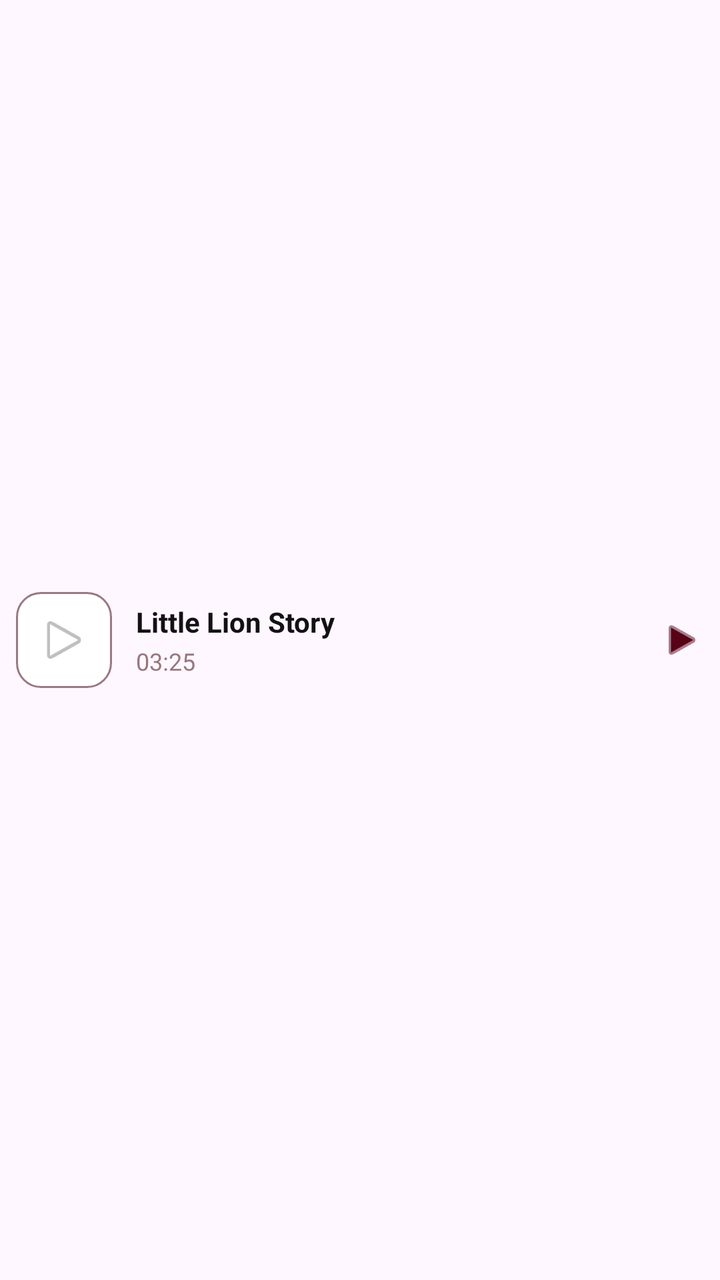
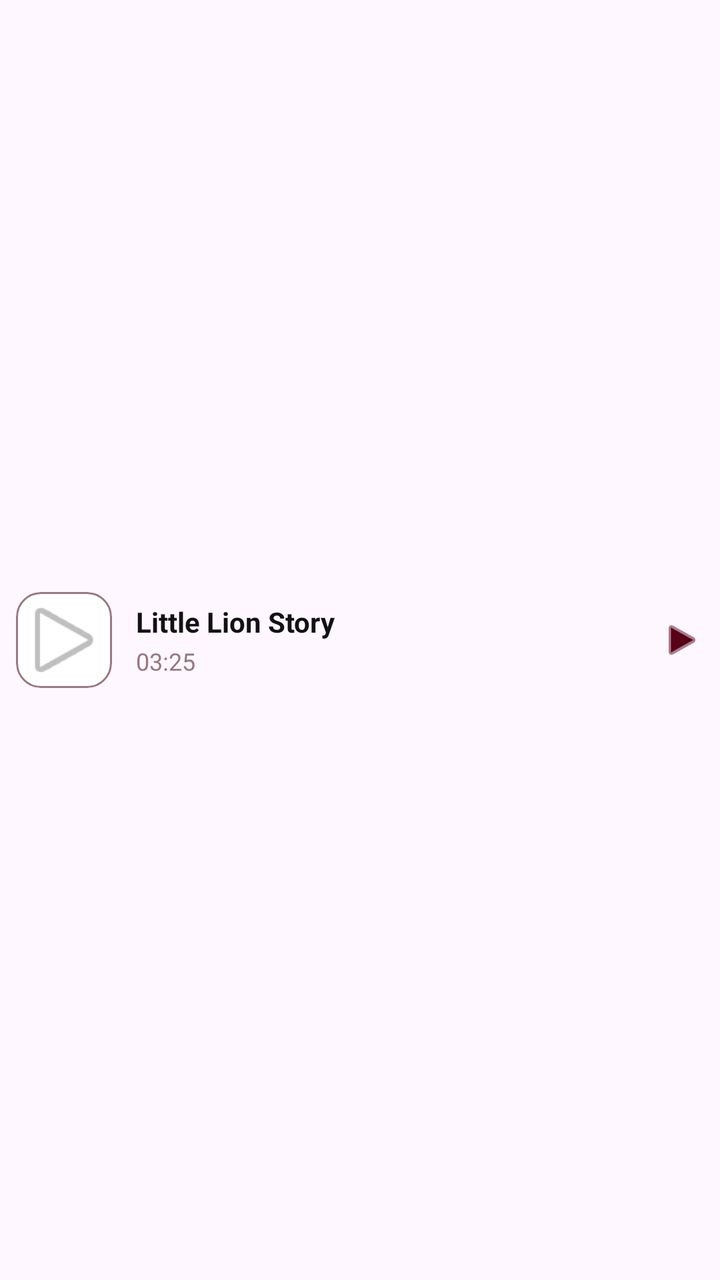

The first picture is an Android layout as it rendered before a commit; the second is the same layout after the commit. The layout source and the unified diff follow.
<!-- AndroidManifest.xml: application theme Theme.DownSteps1 -->
<!-- res/layout/item_audio.xml -->
<?xml version="1.0" encoding="utf-8"?>
<LinearLayout xmlns:android="http://schemas.android.com/apk/res/android"
    xmlns:app="http://schemas.android.com/apk/res-auto"
    android:layout_width="match_parent"
    android:layout_height="wrap_content"
    android:minHeight="72dp"
    android:gravity="center_vertical"
    android:orientation="horizontal"
    android:paddingStart="8dp"
    android:paddingTop="8dp"
    android:paddingEnd="8dp"
    android:paddingBottom="8dp">

    <ImageView
        android:id="@+id/imgAudioCover"
        android:layout_width="48dp"
        android:layout_height="48dp"
        android:background="@drawable/bg_audio_item_cover"
        android:padding="10dp"
        android:scaleType="centerCrop"
        android:src="@android:drawable/ic_media_play" />

    <LinearLayout
        android:layout_width="0dp"
        android:layout_height="wrap_content"
        android:layout_marginStart="12dp"
        android:layout_weight="1"
        android:orientation="vertical">

        <TextView
            android:id="@+id/txtAudioTitle"
            style="@style/Text.Label"
            android:layout_width="wrap_content"
            android:layout_height="wrap_content"
            android:text="Little Lion Story" />

        <TextView
            android:id="@+id/txtDuration"
            style="@style/Text.Hint.Small"
            android:layout_width="wrap_content"
            android:layout_height="wrap_content"
            android:layout_marginTop="2dp"
            android:text="03:25" />
    </LinearLayout>

    <ImageView
        android:id="@+id/btnQuickPlay"
        style="@style/Icon.Nav"
        android:src="@android:drawable/ic_media_play"
        app:tint="@color/btn_primary" />

</LinearLayout>
<!-- resources referenced by this layout -->
<resources>
  <color name="btn_primary">#570216</color>
  <!-- drawable bg_audio_item_cover (drawable) -->
  <?xml version="1.0" encoding="utf-8"?>
  <shape xmlns:android="http://schemas.android.com/apk/res/android">
      <solid android:color="@color/white" />
      <corners android:radius="12dp" />
      <stroke
          android:width="1dp"
          android:color="@color/input_border" />
  </shape>
  <style name="Icon.Nav">
          <item name="android:layout_width">22dp</item>
          <item name="android:layout_height">22dp</item>
      </style>
  <style name="Text.Hint.Small" parent="Text.Small">
          <item name="android:textColor">@color/text_hint_layout</item>
      </style>
  <style name="Text.Label">
          <item name="android:textColor">@color/text_label</item>
          <item name="android:textSize">14sp</item>
          <item name="android:textStyle">bold</item>
      </style>
  <style name="Theme.DownSteps1" parent="Base.Theme.DownSteps1" />
  <color name="white">#FFFFFF</color>
  <color name="input_border">#997981</color>
  <style name="Text.Small">
          <item name="android:textColor">@color/text_small</item>
          <item name="android:textSize">12sp</item>
      </style>
  <color name="text_hint_layout">#97777E</color>
  <color name="text_label">#131114</color>
  <style name="Base.Theme.DownSteps1" parent="Theme.Material3.DayNight.NoActionBar">
          
          
          <item name="colorPrimary">@color/btn_primary</item>
          <item name="colorSecondary">@color/btn_primary</item>
          <item name="colorAccent">@color/btn_primary</item>
      </style>
  <color name="text_small">#282324</color>
</resources>

<!-- the commit's change to res/layout/item_audio.xml (unified diff, before → after) -->
@@ -16,9 +16,10 @@
         android:layout_width="48dp"
         android:layout_height="48dp"
         android:background="@drawable/bg_audio_item_cover"
-        android:padding="10dp"
         android:scaleType="centerCrop"
-        android:src="@android:drawable/ic_media_play" />
+        android:clipToOutline="true"
+        android:src="@android:drawable/ic_media_play"
+        android:contentDescription="@null"/>
 
     <LinearLayout
         android:layout_width="0dp"
